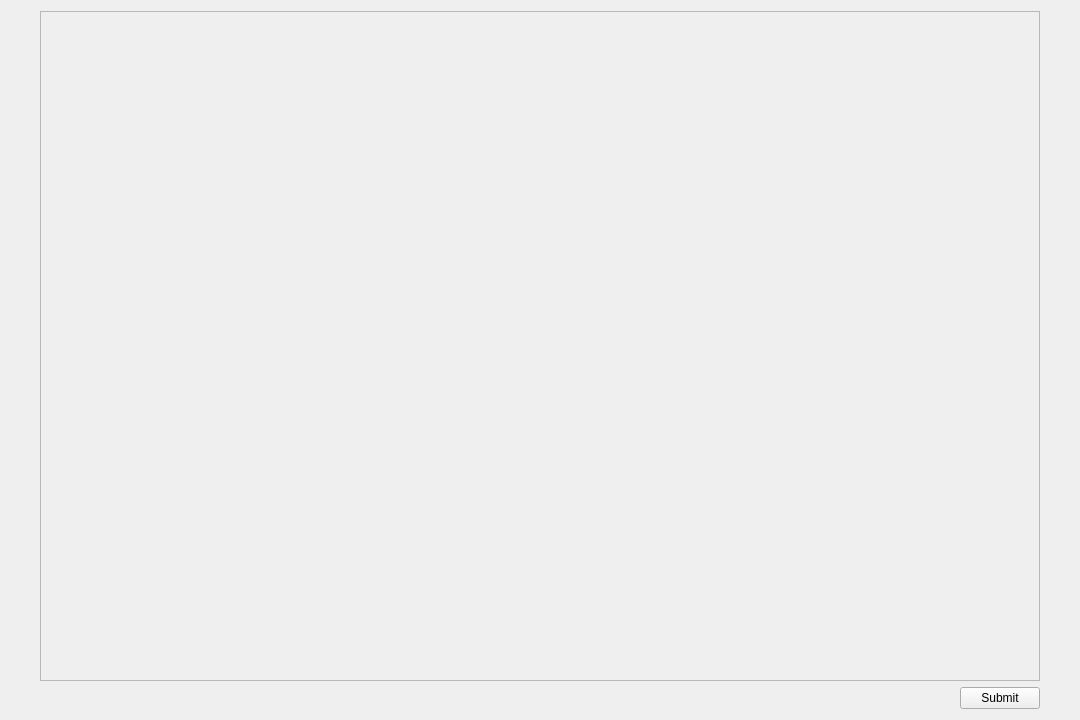
Above: Client/quiz_screen.ui from R-umaria/Section3-Group7-QuizGenie before the change. Below: the same form after it.
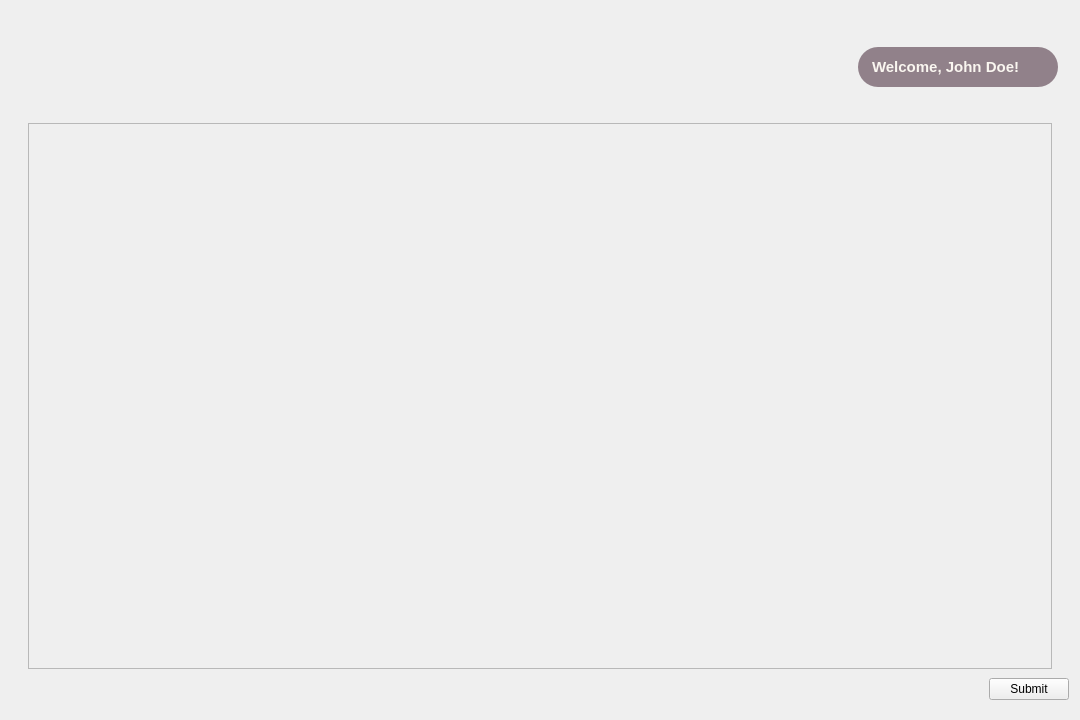
That is the form after the change.

```diff
--- a/Client/quiz_screen.ui
+++ b/Client/quiz_screen.ui
@@ -11,7 +11,7 @@
    </rect>
   </property>
   <property name="sizePolicy">
-   <sizepolicy hsizetype="MinimumExpanding" vsizetype="MinimumExpanding">
+   <sizepolicy hsizetype="Expanding" vsizetype="Expanding">
     <horstretch>0</horstretch>
     <verstretch>0</verstretch>
    </sizepolicy>
@@ -22,23 +22,145 @@
   <layout class="QHBoxLayout" name="horizontalLayout">
    <item>
     <layout class="QVBoxLayout" name="verticalLayout">
+     <property name="spacing">
+      <number>0</number>
+     </property>
      <item>
+      <widget class="QWidget" name="top_menubar" native="true">
+       <property name="sizePolicy">
+        <sizepolicy hsizetype="Minimum" vsizetype="Minimum">
+         <horstretch>0</horstretch>
+         <verstretch>0</verstretch>
+        </sizepolicy>
+       </property>
+       <property name="minimumSize">
+        <size>
+         <width>1000</width>
+         <height>112</height>
+        </size>
+       </property>
+       <property name="maximumSize">
+        <size>
+         <width>1080</width>
+         <height>112</height>
+        </size>
+       </property>
+       <layout class="QHBoxLayout" name="horizontalLayout_5">
+        <property name="spacing">
+         <number>200</number>
+        </property>
+        <property name="sizeConstraint">
+         <enum>QLayout::SizeConstraint::SetDefaultConstraint</enum>
+        </property>
+        <property name="leftMargin">
+         <number>11</number>
+        </property>
+        <property name="topMargin">
+         <number>11</number>
+        </property>
+        <property name="rightMargin">
+         <number>11</number>
+        </property>
+        <property name="bottomMargin">
+         <number>11</number>
+        </property>
+        <item alignment="Qt::AlignmentFlag::AlignLeft|Qt::AlignmentFlag::AlignVCenter">
+         <widget class="QLabel" name="logo_horizontal">
+          <property name="sizePolicy">
+           <sizepolicy hsizetype="Minimum" vsizetype="Minimum">
+            <horstretch>0</horstretch>
+            <verstretch>0</verstretch>
+           </sizepolicy>
+          </property>
+          <property name="minimumSize">
+           <size>
+            <width>400</width>
+            <height>85</height>
+           </size>
+          </property>
+          <property name="maximumSize">
+           <size>
+            <width>400</width>
+            <height>85</height>
+           </size>
+          </property>
+          <property name="text">
+           <string/>
+          </property>
+         </widget>
+        </item>
+        <item alignment="Qt::AlignmentFlag::AlignRight|Qt::AlignmentFlag::AlignVCenter">
+         <widget class="QLabel" name="labelUserName">
+          <property name="sizePolicy">
+           <sizepolicy hsizetype="Minimum" vsizetype="Minimum">
+            <horstretch>0</horstretch>
+            <verstretch>0</verstretch>
+           </sizepolicy>
+          </property>
+          <property name="minimumSize">
+           <size>
+            <width>200</width>
+            <height>40</height>
+           </size>
+          </property>
+          <property name="maximumSize">
+           <size>
+            <width>200</width>
+            <height>40</height>
+           </size>
+          </property>
+          <property name="font">
+           <font>
+            <pointsize>11</pointsize>
+            <bold>true</bold>
+           </font>
+          </property>
+          <property name="styleSheet">
+           <string notr="true">padding: 10px;
+background-color: #91818A;
+color: #FAF6F0;
+border-radius: 20px;</string>
+          </property>
+          <property name="text">
+           <string>Welcome, John Doe!</string>
+          </property>
+          <property name="wordWrap">
+           <bool>false</bool>
+          </property>
+         </widget>
+        </item>
+       </layout>
+      </widget>
+     </item>
+     <item alignment="Qt::AlignmentFlag::AlignHCenter">
       <widget class="QScrollArea" name="quizScrollArea">
+       <property name="sizePolicy">
+        <sizepolicy hsizetype="MinimumExpanding" vsizetype="MinimumExpanding">
+         <horstretch>0</horstretch>
+         <verstretch>0</verstretch>
+        </sizepolicy>
+       </property>
        <property name="minimumSize">
         <size>
-         <width>500</width>
-         <height>500</height>
+         <width>1024</width>
+         <height>450</height>
         </size>
        </property>
        <property name="maximumSize">
         <size>
-         <width>1000</width>
-         <height>1000</height>
+         <width>1024</width>
+         <height>600</height>
         </size>
        </property>
+       <property name="styleSheet">
+        <string notr="true"/>
+       </property>
        <property name="frameShadow">
         <enum>QFrame::Shadow::Raised</enum>
        </property>
+       <property name="horizontalScrollBarPolicy">
+        <enum>Qt::ScrollBarPolicy::ScrollBarAlwaysOff</enum>
+       </property>
        <property name="widgetResizable">
         <bool>true</bool>
        </property>
@@ -47,8 +169,8 @@
          <rect>
           <x>0</x>
           <y>0</y>
-          <width>998</width>
-          <height>658</height>
+          <width>1000</width>
+          <height>542</height>
          </rect>
         </property>
         <property name="sizePolicy">
@@ -69,6 +191,9 @@
           <height>1000</height>
          </size>
         </property>
+        <property name="styleSheet">
+         <string notr="true"/>
+        </property>
         <layout class="QVBoxLayout" name="verticalLayout_3">
          <property name="sizeConstraint">
           <enum>QLayout::SizeConstraint::SetMinimumSize</enum>
@@ -77,23 +202,68 @@
        </widget>
       </widget>
      </item>
-     <item alignment="Qt::AlignmentFlag::AlignRight">
-      <widget class="QPushButton" name="submitButton">
+     <item>
+      <widget class="QWidget" name="horizontalWidget" native="true">
        <property name="sizePolicy">
-        <sizepolicy hsizetype="MinimumExpanding" vsizetype="Minimum">
+        <sizepolicy hsizetype="MinimumExpanding" vsizetype="MinimumExpanding">
          <horstretch>0</horstretch>
          <verstretch>0</verstretch>
         </sizepolicy>
        </property>
+       <property name="minimumSize">
+        <size>
+         <width>1000</width>
+         <height>30</height>
+        </size>
+       </property>
        <property name="maximumSize">
         <size>
-         <width>100</width>
+         <width>1080</width>
          <height>40</height>
         </size>
        </property>
-       <property name="text">
-        <string>Submit</string>
+       <property name="layoutDirection">
+        <enum>Qt::LayoutDirection::LeftToRight</enum>
        </property>
+       <layout class="QHBoxLayout" name="submit_btn_layout">
+        <property name="spacing">
+         <number>1</number>
+        </property>
+        <property name="leftMargin">
+         <number>900</number>
+        </property>
+        <property name="topMargin">
+         <number>0</number>
+        </property>
+        <property name="rightMargin">
+         <number>0</number>
+        </property>
+        <property name="bottomMargin">
+         <number>0</number>
+        </property>
+        <item alignment="Qt::AlignmentFlag::AlignRight|Qt::AlignmentFlag::AlignVCenter">
+         <widget class="QPushButton" name="submitButton">
+          <property name="enabled">
+           <bool>true</bool>
+          </property>
+          <property name="sizePolicy">
+           <sizepolicy hsizetype="MinimumExpanding" vsizetype="Minimum">
+            <horstretch>0</horstretch>
+            <verstretch>0</verstretch>
+           </sizepolicy>
+          </property>
+          <property name="maximumSize">
+           <size>
+            <width>100</width>
+            <height>40</height>
+           </size>
+          </property>
+          <property name="text">
+           <string>Submit</string>
+          </property>
+         </widget>
+        </item>
+       </layout>
       </widget>
      </item>
     </layout>
```
